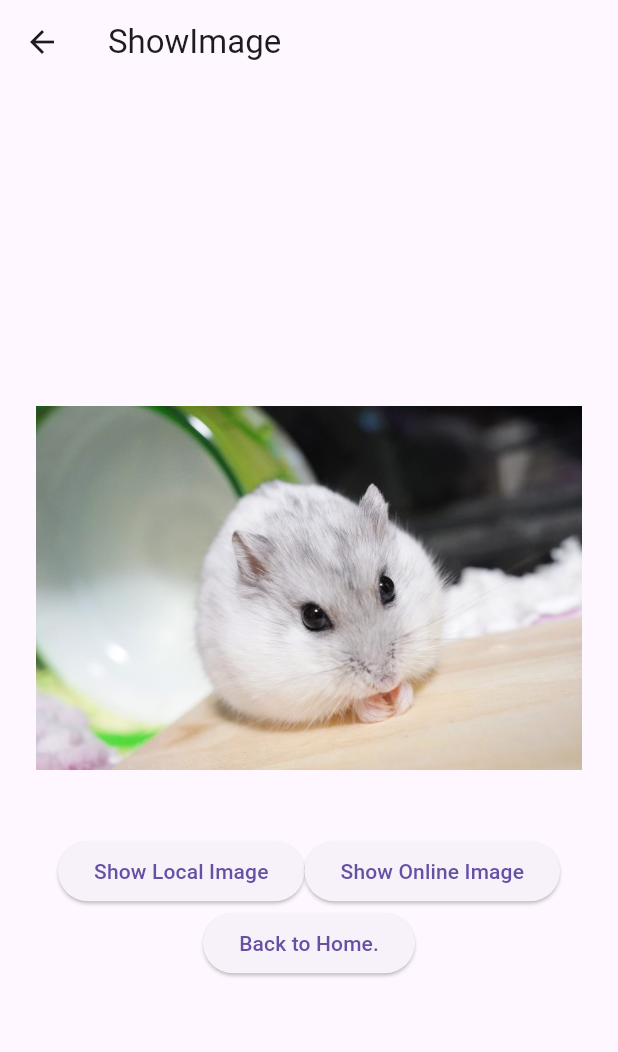
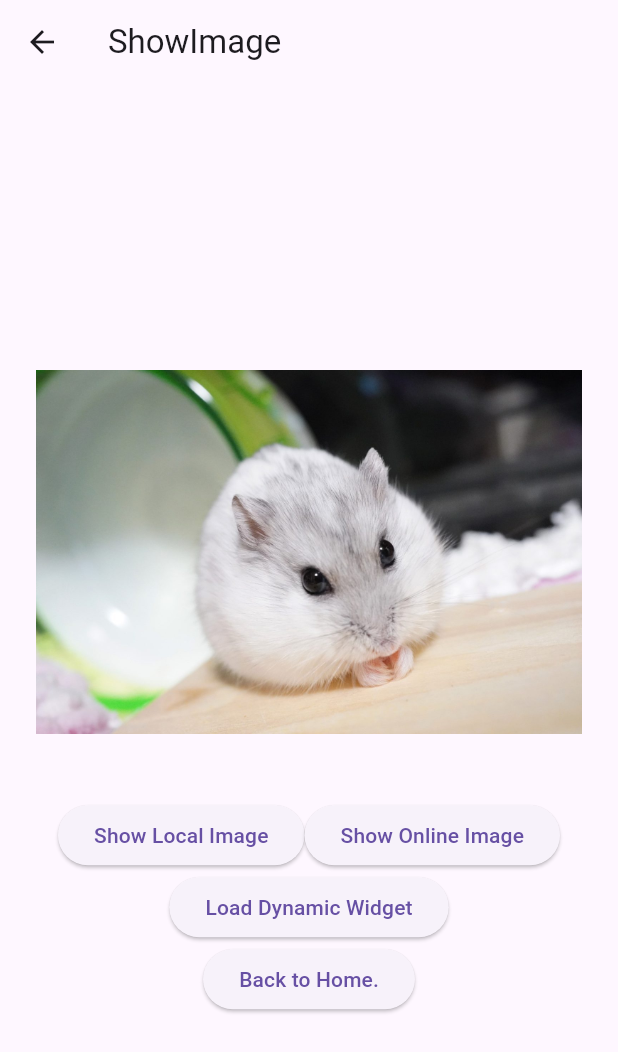
Before and after one commit to ichijo-it/flutter-study, a Flutter app: the ImageDisplayScreen screen opened by its route, after a tap on "Show Local Image", on a phone screen of 412 x 824 dp. Shown: the top 1052 px of the screen. Run offline on Flutter 3.47's test engine with Material 3 defaults, Android fonts, the phone set to English and light mode, and no system bars; missing offline and left inert: json_dynamic_widget.

Commit message:
Added generating UI with json.

```diff
--- a/display_resouce_image/lib/constants/app_constants.dart
+++ b/display_resouce_image/lib/constants/app_constants.dart
@@ -9,4 +9,5 @@ class AppImages {
 
 class AppUrls {
   static const String imageUrl = 'http://10.0.2.2:5000/study/contents/image/hoge.jpg';
+  static const String layoutUrl = 'http://10.0.2.2:5000/study/contents/layout';
 }
--- a/display_resouce_image/lib/screens/image_display_screen.dart
+++ b/display_resouce_image/lib/screens/image_display_screen.dart
@@ -1,6 +1,8 @@
 import 'package:flutter/material.dart';
 import '../constants/app_constants.dart';
 import 'package:http/http.dart' as http;
+import 'package:json_dynamic_widget/json_dynamic_widget.dart';
+import 'dart:convert';
 
 class ImageDisplayScreen extends StatefulWidget {
   const ImageDisplayScreen({super.key});
@@ -13,6 +15,8 @@ class _ImageDisplayScreenState extends State<ImageDisplayScreen> {
   bool useNetworkImage = false;
   bool hasLoadedImage = false;
   late Future<http.Response>? imageFuture;
+
+  Widget? dynamicWidget;
 
   Future<http.Response> fetchImage() async {
 
@@ -42,7 +46,9 @@ class _ImageDisplayScreenState extends State<ImageDisplayScreen> {
               child: Padding(
                 padding: const EdgeInsets.symmetric(
                     horizontal: AppSizes.imageHorizontalMargin),
-                child: useNetworkImage
+                child: dynamicWidget != null
+                    ? dynamicWidget!
+                : useNetworkImage
                 ? FutureBuilder<http.Response>( // ネットワークにGETリクエストを送信して画像を取得
                   future: imageFuture,
                   builder: (context, snapshot) {
@@ -80,6 +86,7 @@ class _ImageDisplayScreenState extends State<ImageDisplayScreen> {
                 ElevatedButton(
                   onPressed: () {
                     setState(() {
+                      dynamicWidget = null;
                       useNetworkImage = false;
                     });
                   },
@@ -88,6 +95,7 @@ class _ImageDisplayScreenState extends State<ImageDisplayScreen> {
                 ElevatedButton(
                   onPressed: () {
                     setState(() {
+                      dynamicWidget = null;
                       useNetworkImage = true;
                       if (!hasLoadedImage) {
                         imageFuture = fetchImage();
@@ -98,6 +106,11 @@ class _ImageDisplayScreenState extends State<ImageDisplayScreen> {
                 ),
               ],
             ),
+            // jsonファイルを読み込んで、ウィジェットを作成して配置するボタン作成
+            ElevatedButton(
+              onPressed: () => fetchDynamicWidget(),
+              child: const Text('Load Dynamic Widget'),
+            ),
             ElevatedButton(
               onPressed: () => Navigator.pop(context),
               child: const Text('Back to Home.'),
@@ -107,4 +120,12 @@ class _ImageDisplayScreenState extends State<ImageDisplayScreen> {
       ),
     );
   }
+
+  Future<void> fetchDynamicWidget() async {
+    final response = await http.get(Uri.parse(AppUrls.layoutUrl));
+    final Map<String, dynamic> jsonMap = jsonDecode(response.body);
+    final widgetData = JsonWidgetData.fromDynamic(jsonMap);
+
+    setState(() => dynamicWidget = widgetData.build(context: context));
+  }
 }
--- a/display_resouce_image/pubspec.yaml
+++ b/display_resouce_image/pubspec.yaml
@@ -10,6 +10,8 @@ dependencies:
   flutter:
     sdk: flutter
   http: ^1.2.1
+  json_dynamic_widget: ^12.0.0+9
+  petitparser: ^6.0.1
 
 dev_dependencies:
   flutter_test:
```
Also changed, not shown: display_resouce_image/pubspec.lock, 2 other files.
